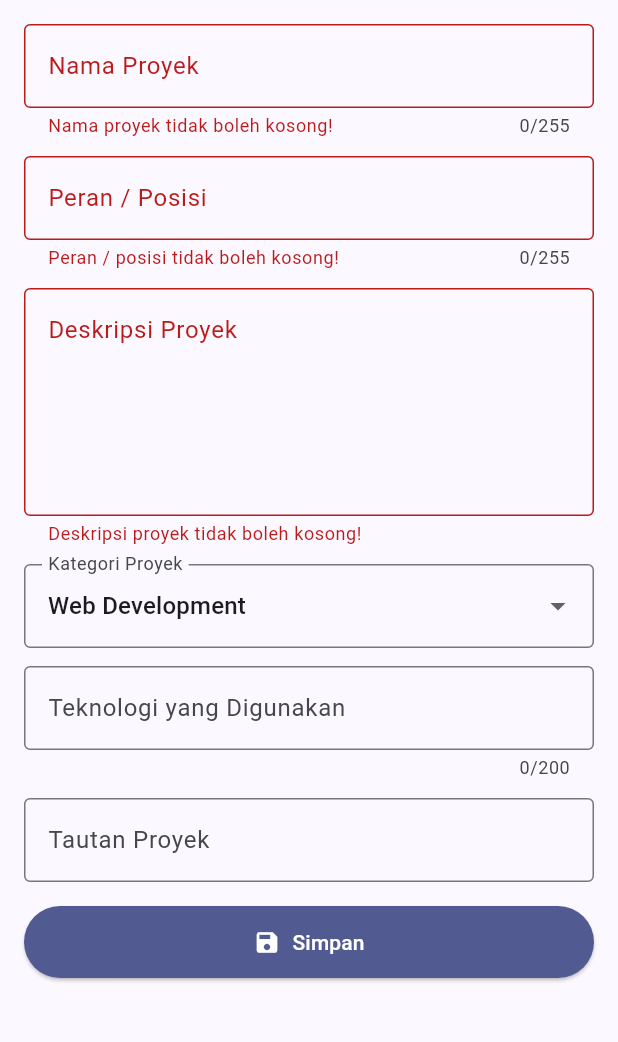
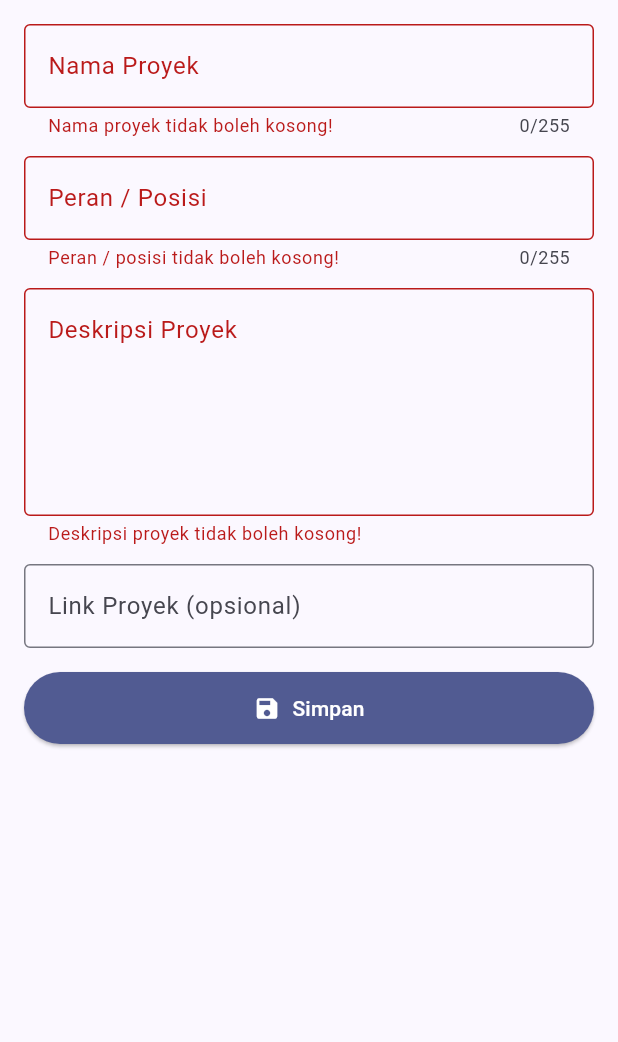
Before and after one commit to adiradmnk/myportofolio_mobile, a Flutter app: the ProjectFormPage screen opened directly, after a tap on "Simpan", on a phone screen of 412 x 824 dp, the part 84-1126 px from its top. Run offline on Flutter 3.47's test engine with Material 3 defaults, Android fonts, the phone set to English and light mode, and no system bars; our stand-ins replace material_ui; generated files the repository leaves out were written again.

Commit message:
feat: kirim formulir proyek ke API dengan token dan tangani error

```diff
--- a/lib/screens/project_form.dart
+++ b/lib/screens/project_form.dart
@@ -1,13 +1,18 @@
+import 'package:http/http.dart' as http;
 import 'package:material_ui/material_ui.dart';
+import 'package:myportofolio_mobile/models/project.dart';
+import 'package:myportofolio_mobile/services/api_client.dart';
+import 'package:myportofolio_mobile/services/auth_state.dart';
 import 'package:myportofolio_mobile/utils/validators.dart';
+import 'package:myportofolio_mobile/widgets/auth_guard.dart';
 import 'package:myportofolio_mobile/widgets/form_widgets.dart';
 import 'package:myportofolio_mobile/widgets/left_drawer.dart';
+import 'package:provider/provider.dart';
 
-/// Formulir Tambah Proyek (Tutorial 09).
+/// Formulir Tambah Proyek yang mengirim data ke `POST /api/v1/projects/`.
 ///
-/// Field mengikuti Tutorial 09, ditambah `Peran / Posisi` dari model
-/// `Project` di repositori Django `myportofolio` (`title`, `role`,
-/// `description`, `link`).
+/// Field mengikuti `ProjectSerializer` di repositori Django `myportofolio`:
+/// `title`, `role`, `description`, dan `link`.
 class ProjectFormPage extends StatefulWidget {
   const ProjectFormPage({super.key});
 
@@ -18,37 +23,74 @@ class ProjectFormPage extends StatefulWidget {
 class _ProjectFormPageState extends State<ProjectFormPage> {
   final _formKey = GlobalKey<FormState>();
 
-  static const List<String> _categories = [
-    'Web Development',
-    'Mobile Development',
-    'Machine Learning',
-    'Data Science',
-    'Other',
-  ];
-
-  String _projectName = '';
+  String _title = '';
   String _role = '';
   String _description = '';
-  String _category = _categories.first;
-  String _technologies = '';
-  String _projectLink = '';
+  String _link = '';
+  bool _isSubmitting = false;
+
+  void _showSnackBar(String message) {
+    ScaffoldMessenger.of(context)
+      ..hideCurrentSnackBar()
+      ..showSnackBar(SnackBar(content: Text(message)));
+  }
 
   Future<void> _submit() async {
     if (!_formKey.currentState!.validate()) return;
     _formKey.currentState!.save();
 
-    await showSummaryDialog(
-      context,
-      title: 'Proyek berhasil ditambahkan!',
-      entries: {
-        'Nama Proyek': _projectName,
-        'Peran / Posisi': _role,
-        'Deskripsi': _description,
-        'Kategori': _category,
-        'Teknologi': _technologies.isEmpty ? '-' : _technologies,
-        'Tautan': _projectLink.isEmpty ? '-' : _projectLink,
-      },
+    if (!await ensureLoggedIn(context)) return;
+    if (!mounted) return;
+
+    final apiClient = context.read<ApiClient>();
+    final auth = context.read<AuthState>();
+    final newProject = Project(
+      title: _title,
+      role: _role,
+      description: _description,
+      link: _link,
     );
+
+    setState(() => _isSubmitting = true);
+    try {
+      final created = await apiClient.createProject(
+        newProject,
+        token: auth.token!,
+      );
+      if (!mounted) return;
+      // Matikan loading sebelum dialog tampil agar tombol tidak terus berputar.
+      setState(() => _isSubmitting = false);
+
+      // 201 Created: tampilkan data yang dikembalikan server.
+      await showSummaryDialog(
+        context,
+        title: 'Proyek berhasil ditambahkan!',
+        entries: {
+          'Nama Proyek': created.title,
+          'Peran / Posisi': created.role,
+          'Deskripsi': created.description,
+          'Tautan': created.link.isEmpty ? '-' : created.link,
+        },
+      );
+      if (!mounted) return;
+      _formKey.currentState!.reset();
+    } on ApiException catch (e) {
+      if (!mounted) return;
+      if (e.statusCode == 401) {
+        // Token kedaluwarsa/dicabut: logout lalu minta login ulang.
+        await auth.logout();
+        if (!mounted) return;
+        _showSnackBar(e.userMessage);
+        await ensureLoggedIn(context);
+      } else {
+        _showSnackBar('Gagal menyimpan (${e.statusCode}): ${e.userMessage}');
+      }
+    } on http.ClientException {
+      if (!mounted) return;
+      _showSnackBar('Tidak dapat terhubung ke server. Coba lagi nanti.');
+    } finally {
+      if (mounted) setState(() => _isSubmitting = false);
+    }
   }
 
   @override
@@ -73,7 +115,7 @@ class _ProjectFormPageState extends State<ProjectFormPage> {
               TextFormField(
                 decoration: const InputDecoration(
                   labelText: 'Nama Proyek',
-                  hintText: 'Contoh: MyPortfolio Web',
+                  hintText: 'Nama Proyek',
                   border: OutlineInputBorder(),
                 ),
                 maxLength: 255,
@@ -83,7 +125,7 @@ class _ProjectFormPageState extends State<ProjectFormPage> {
                   fieldName: 'Nama proyek',
                   maxLength: 255,
                 ),
-                onSaved: (value) => _projectName = value!.trim(),
+                onSaved: (value) => _title = value!.trim(),
               ),
               const SizedBox(height: 12),
               TextFormField(
@@ -105,7 +147,7 @@ class _ProjectFormPageState extends State<ProjectFormPage> {
               TextFormField(
                 decoration: const InputDecoration(
                   labelText: 'Deskripsi Proyek',
-                  hintText: 'Ceritakan singkat tentang proyek ini',
+                  hintText: 'Ceritakan proyekmu...',
                   border: OutlineInputBorder(),
                   alignLabelWithHint: true,
                 ),
@@ -117,41 +159,18 @@ class _ProjectFormPageState extends State<ProjectFormPage> {
                 onSaved: (value) => _description = value!.trim(),
               ),
               const SizedBox(height: 12),
-              DropdownButtonFormField<String>(
-                initialValue: _category,
-                decoration: const InputDecoration(
-                  labelText: 'Kategori Proyek',
-                  border: OutlineInputBorder(),
-                ),
-                items: _categories
-                    .map((c) => DropdownMenuItem(value: c, child: Text(c)))
-                    .toList(),
-                onChanged: (value) => setState(() => _category = value!),
-              ),
-              const SizedBox(height: 12),
               TextFormField(
                 decoration: const InputDecoration(
-                  labelText: 'Teknologi yang Digunakan',
-                  hintText: 'Contoh: Flutter, Django, Figma',
-                  border: OutlineInputBorder(),
-                ),
-                maxLength: 200,
-                textInputAction: TextInputAction.next,
-                onSaved: (value) => _technologies = value!.trim(),
-              ),
-              const SizedBox(height: 12),
-              TextFormField(
-                decoration: const InputDecoration(
-                  labelText: 'Tautan Proyek',
-                  hintText: 'URL Proyek (opsional)',
+                  labelText: 'Link Proyek (opsional)',
+                  hintText: 'https://github.com/...',
                   border: OutlineInputBorder(),
                 ),
                 keyboardType: TextInputType.url,
                 validator: Validators.optionalUrl,
-                onSaved: (value) => _projectLink = value!.trim(),
+                onSaved: (value) => _link = value!.trim(),
               ),
               const SizedBox(height: 16),
-              SaveButton(onPressed: _submit),
+              SaveButton(onPressed: _submit, isLoading: _isSubmitting),
             ],
           ),
         ),
--- a/lib/widgets/form_widgets.dart
+++ b/lib/widgets/form_widgets.dart
@@ -2,10 +2,18 @@ import 'package:material_ui/material_ui.dart';
 
 /// Tombol Simpan lebar penuh dengan warna primary tema, dipakai oleh semua
 /// halaman formulir agar tampilannya seragam.
+///
+/// Saat [isLoading] bernilai `true`, tombol dinonaktifkan dan menampilkan
+/// indikator loading agar data tidak terkirim dua kali.
 class SaveButton extends StatelessWidget {
   final VoidCallback onPressed;
+  final bool isLoading;
 
-  const SaveButton({super.key, required this.onPressed});
+  const SaveButton({
+    super.key,
+    required this.onPressed,
+    this.isLoading = false,
+  });
 
   @override
   Widget build(BuildContext context) {
@@ -18,8 +26,14 @@ class SaveButton extends StatelessWidget {
           foregroundColor: colorScheme.onPrimary,
           padding: const EdgeInsets.symmetric(vertical: 14),
         ),
-        onPressed: onPressed,
-        icon: const Icon(Icons.save),
+        onPressed: isLoading ? null : onPressed,
+        icon: isLoading
+            ? const SizedBox(
+                width: 18,
+                height: 18,
+                child: CircularProgressIndicator(strokeWidth: 2),
+              )
+            : const Icon(Icons.save),
         label: const Text('Simpan'),
       ),
     );
```
